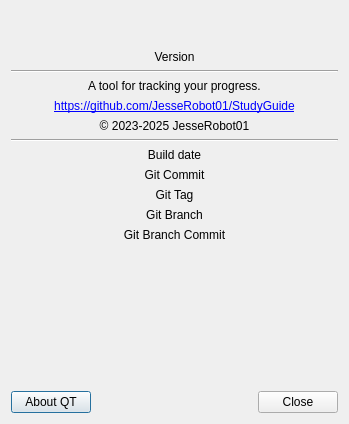
The window that StudyGuide/ui/About.ui (JesseRobot01/PlanGuidePlanner) describes before a commit, drawn with Qt 5.
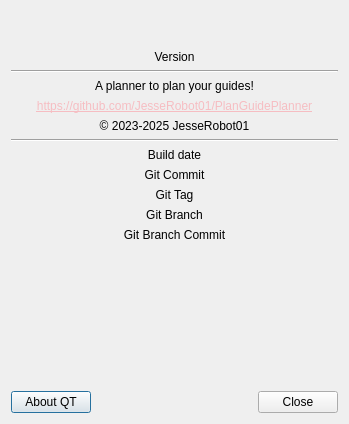
The same window after the commit.

Commit message: Rename the application to plan guide planner. Because that is an unique name. Internally it is still called StudyGuide sometimes. I have also changed the file structure for future plans.

Patch:
```diff
--- a/StudyGuide/ui/About.ui
+++ b/StudyGuide/ui/About.ui
@@ -54,7 +54,7 @@
    <item>
     <widget class="QLabel" name="label_3">
      <property name="text">
-      <string>A tool for tracking your progress.</string>
+      <string>A planner to plan your guides!</string>
      </property>
      <property name="alignment">
       <set>Qt::AlignmentFlag::AlignCenter</set>
@@ -64,7 +64,7 @@
    <item>
     <widget class="QLabel" name="label_2">
      <property name="text">
-      <string notr="true">&lt;a href=&quot;https://github.com/JesseRobot01/StudyGuide&quot;&gt;https://github.com/JesseRobot01/StudyGuide&lt;/a&gt;</string>
+      <string notr="true">&lt;html&gt;&lt;head/&gt;&lt;body&gt;&lt;p&gt;&lt;a href=&quot;https://github.com/JesseRobot01/StudyGuide&quot;&gt;&lt;span style=&quot; text-decoration: underline; color:#f6bdc2;&quot;&gt;https://github.com/JesseRobot01/PlanGuidePlanner&lt;/span&gt;&lt;/a&gt;&lt;/p&gt;&lt;/body&gt;&lt;/html&gt;</string>
      </property>
      <property name="alignment">
       <set>Qt::AlignmentFlag::AlignCenter</set>
```
Left out of the diff: 2 changed lines with no effect on the pictures. The commit also changes 30 other files.
